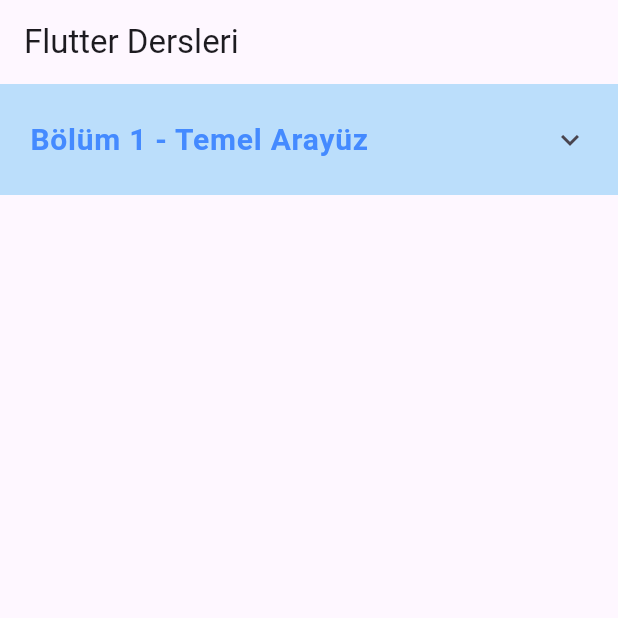
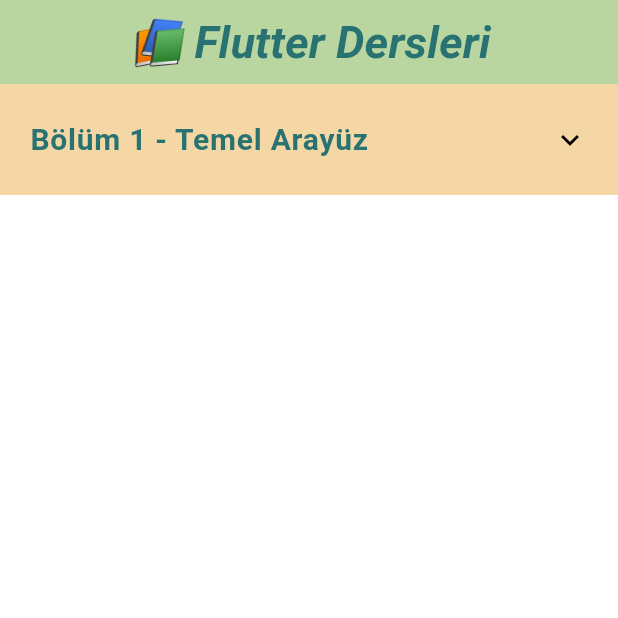
Before and after one commit to hafizecim/Mobile-App-Development-With-Flutter, a Flutter app: the screen it shows after launch, on a phone screen of 412 x 824 dp, the top half of it. Run offline on Flutter 3.47's test engine with Material 3 defaults, Android fonts, the phone set to English and light mode, and no system bars; Roboto replaces fonts that are missing (Calibri).

Commit message:
Main ExpansionTile update colors

```diff
--- a/lib/data/lesson_data.dart
+++ b/lib/data/lesson_data.dart
@@ -2,7 +2,7 @@
 import '../dersler/bolum01/lesson01.dart';
 import '../summary/bolum01/lesson01_summary.dart';
 
-/*
+
 final List<Lesson> lessonList = [
   Lesson(
     title: '1. Ders',
@@ -12,4 +12,3 @@
     // codeText: '''// Buraya dersin kod içeriği metin olarak gelecek''',
   ),
 ];
-*/
--- a/lib/main.dart
+++ b/lib/main.dart
@@ -1,6 +1,6 @@
 import 'package:flutter/material.dart';
 import 'pages/lesson_detail.dart';
-import 'data/lesson_data.dart';
+
 import 'data/bolum_data.dart';
 
 void main() {
@@ -14,8 +14,27 @@
   Widget build(BuildContext context) {
     return MaterialApp(
       debugShowCheckedModeBanner: false,
-      title: 'Flutter Dersleri',
-      theme: ThemeData(primarySwatch: Colors.blue),
+      title: '📚Flutter Dersleri',
+
+      theme: ThemeData(
+        colorScheme: ColorScheme.fromSwatch(primarySwatch: Colors.blueGrey)
+            .copyWith(
+              onSurface: Colors.black,
+               // yazı rengi
+            ),
+        appBarTheme: AppBarTheme(
+          backgroundColor: const Color(0xFFB9D6A1),
+          centerTitle: true,
+          titleTextStyle: TextStyle(
+            fontSize: 30,
+            color: Color(0xFF287271),
+            fontStyle: FontStyle.italic,
+            fontFamily: 'Calibri',
+            fontWeight: FontWeight.bold,
+          ),
+        ),
+      ),
+
       home: const LessonListPage(),
     );
   }
@@ -27,21 +46,24 @@
   @override
   Widget build(BuildContext context) {
     return Scaffold(
-      appBar: AppBar(title: const Text('Flutter Dersleri')),
+      appBar: AppBar(title: const Text('📚 Flutter Dersleri')),
       body: ListView.builder(
         itemCount: bolumListesi.length,
         itemBuilder: (context, bolumIndex) {
           final bolum = bolumListesi[bolumIndex];
           return ExpansionTile(
-            backgroundColor: Colors.blue.shade50,
-            collapsedBackgroundColor: Colors.blue.shade100,
-            tilePadding: const EdgeInsets.symmetric(horizontal: 20, vertical: 8),
+            backgroundColor: Color(0xFFF9C89B),
+            collapsedBackgroundColor: Color(0xFFF4D7A4),
+            tilePadding: const EdgeInsets.symmetric(
+              horizontal: 20,
+              vertical: 8,
+            ),
             title: Text(
               bolum.bolumAdi,
               style: const TextStyle(
                 fontWeight: FontWeight.bold,
                 fontSize: 20,
-                color: Colors.blueAccent,
+                color: Color(0xFF287271),
               ),
             ),
             children: bolum.dersler.map((lesson) {
@@ -60,21 +82,23 @@
                   ],
                 ),
                 child: ListTile(
-                  leading: const Icon(Icons.book, color: Colors.deepPurple),
+                  leading: const Icon(Icons.book, color: Color(0xFFF2A995)),
                   title: Text(
                     lesson.title,
                     style: const TextStyle(
                       fontWeight: FontWeight.w100,
-                      color: Colors.deepPurple,
+                      color: Color(0xFFF2A995),
                     ),
                   ),
                   subtitle: Text(
                     lesson.subtitle,
-                    style: const TextStyle(
-                      color: Colors.black87,
-                    ),
+                    style: const TextStyle(color: Colors.black87),
                   ),
-                  trailing: const Icon(Icons.arrow_forward_ios, size: 16, color: Colors.deepPurple),
+                  trailing: const Icon(
+                    Icons.arrow_forward_ios,
+                    size: 16,
+                    color: Color(0xFFF2A995),
+                  ),
                   onTap: () {
                     Navigator.push(
                       context,
@@ -85,8 +109,13 @@
                   },
                   splashColor: Colors.deepPurple.withOpacity(0.2),
                   hoverColor: Colors.deepPurple.withOpacity(0.1),
-                  shape: RoundedRectangleBorder(borderRadius: BorderRadius.circular(8)),
-                  contentPadding: const EdgeInsets.symmetric(horizontal: 16, vertical: 8),
+                  shape: RoundedRectangleBorder(
+                    borderRadius: BorderRadius.circular(8),
+                  ),
+                  contentPadding: const EdgeInsets.symmetric(
+                    horizontal: 16,
+                    vertical: 8,
+                  ),
                 ),
               );
             }).toList(),
```
Also changed, not shown: lib/summary/bolum01/lesson01_summary.dart (+23 -54 lines).
